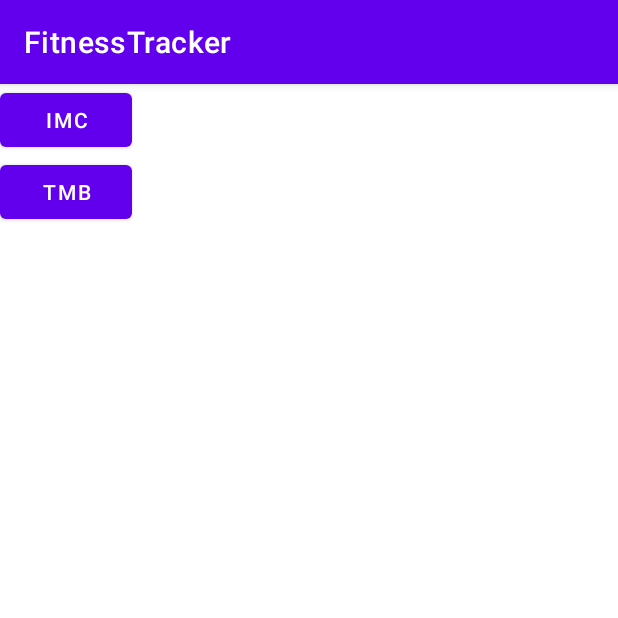
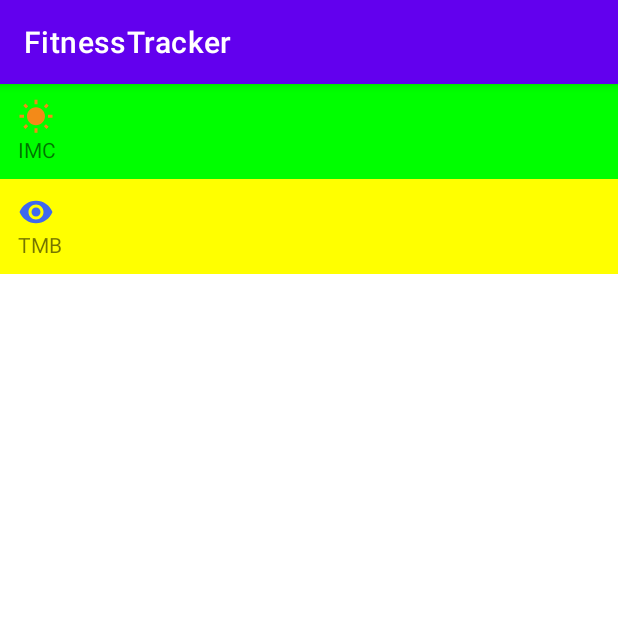
Before and after one commit to maatheux/fitness-app, an Android app: the screen it shows after launch (MainActivity), on a phone screen of 412 x 824 dp, the top half of it. Run offline under Robolectric (Android 15) with nearby library versions, the phone set to English and light mode, and no system bars.

Commit message:
Dados dinamicos 2

```diff
--- a/app/src/main/java/com/example/appfitness/MainActivity.kt
+++ b/app/src/main/java/com/example/appfitness/MainActivity.kt
@@ -6,6 +6,9 @@ import android.os.Bundle
 import android.view.View
 import android.view.ViewGroup
 import android.widget.Button
+import android.widget.ImageView
+import android.widget.LinearLayout
+import android.widget.TextView
 import androidx.recyclerview.widget.LinearLayoutManager
 import androidx.recyclerview.widget.RecyclerView
 
@@ -29,9 +32,9 @@ class MainActivity : AppCompatActivity() {
         mainItems.add(
             MainItem(
                 id = 1,
-                drawableId = R.drawable.ic_baseline_wb_sunny_24,
+                drawableId = R.drawable.ic_baseline_remove_red_eye_24,
                 textStringId = R.string.label_tmb,
-                colorId = Color.GREEN
+                colorId = Color.YELLOW
             )
         )
 
@@ -62,8 +65,13 @@ class MainActivity : AppCompatActivity() {
 
     private class MainViewHolder(itemView: View) : RecyclerView.ViewHolder(itemView) {
         fun bind(item: MainItem) {
-            val buttonTest: Button = itemView.findViewById(R.id.btn_item) // itemView é uma variavel de ViewHoleder que referencia o layout
-            buttonTest.setText(item.textStringId)
+            val itemContainerImc: LinearLayout = itemView as LinearLayout // itemView referencia ao proprio main_item
+            val itemImageIcon: ImageView = itemView.findViewById(R.id.item_img_icon)
+            val itemTextName: TextView = itemView.findViewById(R.id.item_txt_name)
+
+            itemContainerImc.setBackgroundColor(item.colorId)
+            itemImageIcon.setImageResource(item.drawableId)
+            itemTextName.setText(item.textStringId)
         }
     }
     // e a celula, ou o layout, em si
--- /dev/null
+++ b/app/src/main/res/drawable/ic_baseline_remove_red_eye_24.xml
@@ -0,0 +1,5 @@
+<vector android:height="24dp" android:tint="#3F68EE"
+    android:viewportHeight="24" android:viewportWidth="24"
+    android:width="24dp" xmlns:android="http://schemas.android.com/apk/res/android">
+    <path android:fillColor="@android:color/white" android:pathData="M12,4.5C7,4.5 2.73,7.61 1,12c1.73,4.39 6,7.5 11,7.5s9.27,-3.11 11,-7.5c-1.73,-4.39 -6,-7.5 -11,-7.5zM12,17c-2.76,0 -5,-2.24 -5,-5s2.24,-5 5,-5 5,2.24 5,5 -2.24,5 -5,5zM12,9c-1.66,0 -3,1.34 -3,3s1.34,3 3,3 3,-1.34 3,-3 -1.34,-3 -3,-3z"/>
+</vector>
--- a/app/src/main/res/layout/main_item.xml
+++ b/app/src/main/res/layout/main_item.xml
@@ -1,12 +1,25 @@
 <?xml version="1.0" encoding="utf-8"?>
 <LinearLayout xmlns:android="http://schemas.android.com/apk/res/android"
+    xmlns:app="http://schemas.android.com/apk/res-auto"
+    xmlns:tools="http://schemas.android.com/tools"
+    android:id="@+id/item_container_imc"
     android:layout_width="match_parent"
-    android:layout_height="wrap_content">
+    android:layout_height="wrap_content"
+    android:orientation="vertical"
+    android:paddingHorizontal="12dp"
+    android:paddingVertical="10dp"
+    tools:background="@color/colorLigthGray">
 
-    <Button
-        android:id="@+id/btn_item"
+    <ImageView
+        android:id="@+id/item_img_icon"
         android:layout_width="wrap_content"
         android:layout_height="wrap_content"
-        android:text="Hello World"/>
+        tools:src="@drawable/ic_baseline_wb_sunny_24"/>
+
+    <TextView
+        android:id="@+id/item_txt_name"
+        android:layout_width="wrap_content"
+        android:layout_height="wrap_content"
+        tools:text="@string/label_imc" />
 
 </LinearLayout>
```
Also changed, not shown: app/src/main/res/layout/activity_main.xml (+0 -21 lines).
